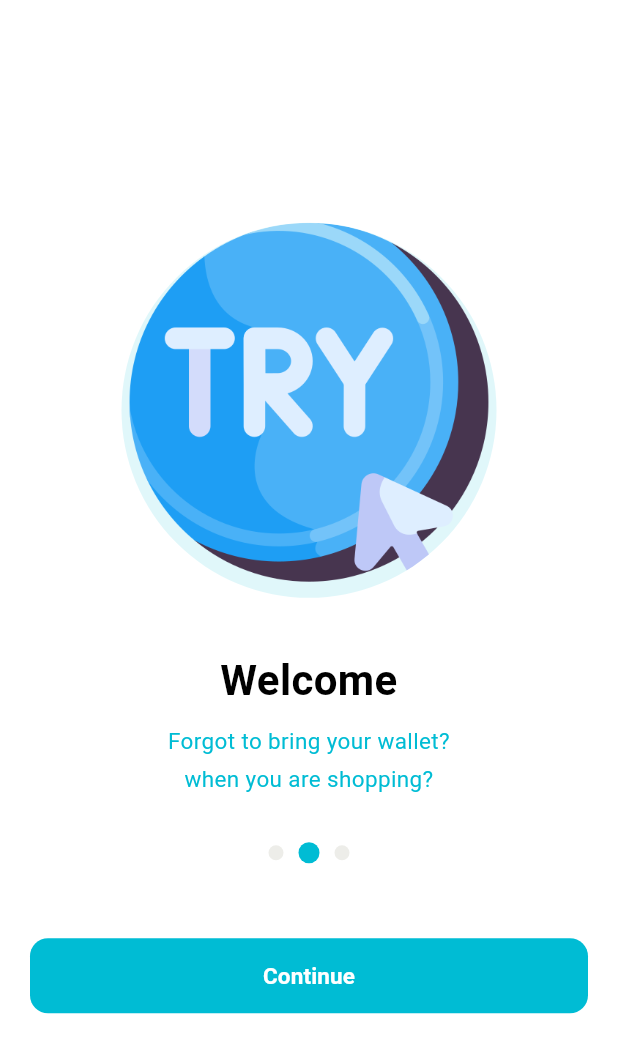
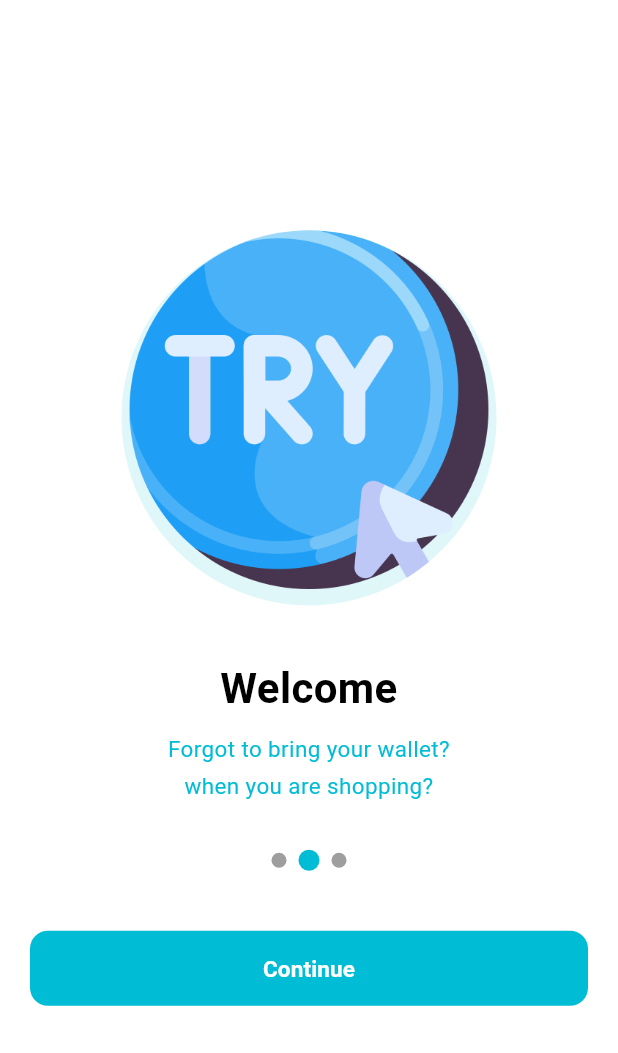
Before and after one commit to AriPurwoAji/KB1179-1123150126-UTS, a Flutter app: the screen it shows after launch, after a tap on "Continue", on a phone screen of 412 x 824 dp. Shown: the top 1053 px of the screen. Run offline on Flutter 3.47's test engine with Material 3 defaults, Android fonts, the phone set to English and light mode, and no system bars.

Commit message:
Mengapus indicator bool active pada splash screen2

```diff
--- a/lib/screens/splash_screen_1.dart
+++ b/lib/screens/splash_screen_1.dart
@@ -1,6 +1,5 @@
 import 'package:flutter/material.dart';
 import 'splash_screen_2.dart';
-import 'splash_screen_3.dart';
 
 class SplashScreen1 extends StatelessWidget {
   const SplashScreen1({super.key});
@@ -70,8 +69,8 @@ class SplashScreen1 extends StatelessWidget {
                     mainAxisAlignment: MainAxisAlignment.center,
                     children: [
                       Container(
-                        height: 12,
-                        width: 12,
+                        height: 14,
+                        width: 14,
                         decoration: BoxDecoration(
                           shape: BoxShape.circle,
                           color: Colors.cyan,
@@ -83,7 +82,7 @@ class SplashScreen1 extends StatelessWidget {
                         width: 10,
                         decoration: BoxDecoration(
                           shape: BoxShape.circle,
-                          color: const Color.fromARGB(255, 21, 153, 170),
+                          color: Colors.grey,
                         ),
                       ),
                       const SizedBox(width: 8),
@@ -92,7 +91,7 @@ class SplashScreen1 extends StatelessWidget {
                         width: 10,
                         decoration: BoxDecoration(
                           shape: BoxShape.circle,
-                          color: const Color.fromARGB(255, 21, 153, 170),
+                          color: Colors.grey,
                         ),
                       ),
                     ],
--- a/lib/screens/splash_screen_2.dart
+++ b/lib/screens/splash_screen_2.dart
@@ -1,5 +1,4 @@
 import 'package:flutter/material.dart';
-import 'splash_screen_1.dart';
 import 'splash_screen_3.dart';
 
 class SplashScreen2 extends StatelessWidget {
@@ -69,45 +68,36 @@ class SplashScreen2 extends StatelessWidget {
                   Row(
                     mainAxisAlignment: MainAxisAlignment.center,
                     children: [
-                      GestureDetector(
-                        onTap: () {
-                          Navigator.pushReplacement(
-                            context,
-                            MaterialPageRoute(
-                              builder: (_) => const SplashScreen1(),
-                            ),
-                          );
-                        },
-                        child: _indicator(false),
+                      Container(
+                        height: 10,
+                        width: 10,
+                        decoration: BoxDecoration(
+                          shape: BoxShape.circle,
+                          color: Colors.grey,
+                        ),
                       ),
-                      const SizedBox(width: 10),
-                      GestureDetector(
-                        onTap: () {
-                          Navigator.pushReplacement(
-                            context,
-                            MaterialPageRoute(
-                              builder: (_) => const SplashScreen2(),
-                            ),
-                          );
-                        },
-                        child: _indicator(true),
+                      const SizedBox(width: 8),
+                      Container(
+                        height: 14,
+                        width: 14,
+                        decoration: BoxDecoration(
+                          shape: BoxShape.circle,
+                          color: Colors.cyan,
+                        ),
                       ),
-                      const SizedBox(width: 10),
-                      GestureDetector(
-                        onTap: () {
-                          Navigator.pushReplacement(
-                            context,
-                            MaterialPageRoute(
-                              builder: (_) => const SplashScreen3(),
-                            ),
-                          );
-                        },
-                        child: _indicator(false),
+                      const SizedBox(width: 8),
+                      Container(
+                        height: 10,
+                        width: 10,
+                        decoration: BoxDecoration(
+                          shape: BoxShape.circle,
+                          color: Colors.grey,
+                        ),
                       ),
                     ],
                   ),
 
-                  const SizedBox(height: 50),
+                  const SizedBox(height: 40),
 
                   SizedBox(
                     width: double.infinity,
@@ -147,16 +137,4 @@ class SplashScreen2 extends StatelessWidget {
       ),
     );
   }
-
-  Widget _indicator(bool active) {
-    return AnimatedContainer(
-      duration: const Duration(milliseconds: 300),
-      width: active ? 14 : 10,
-      height: active ? 14 : 10,
-      decoration: BoxDecoration(
-        shape: BoxShape.circle,
-        color: active ? Colors.cyan : const Color(0xFFedede9),
-      ),
-    );
-  }
 }
--- a/lib/screens/splash_screen_3.dart
+++ b/lib/screens/splash_screen_3.dart
@@ -96,7 +96,7 @@ class SplashScreen3 extends StatelessWidget {
                     ],
                   ),
 
-                  const SizedBox(height: 50),
+                  const SizedBox(height: 40),
 
                   SizedBox(
                     width: double.infinity,
```
